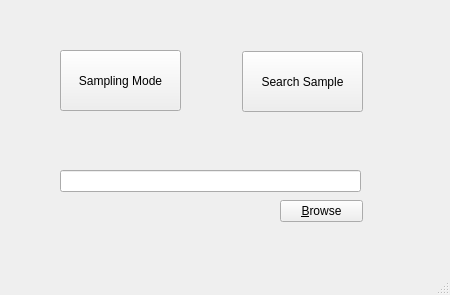
Above: src/app/ui/Main_Window.ui from KazuoCalvin/Graphene_Sampler before the change. Below: the same form after it.
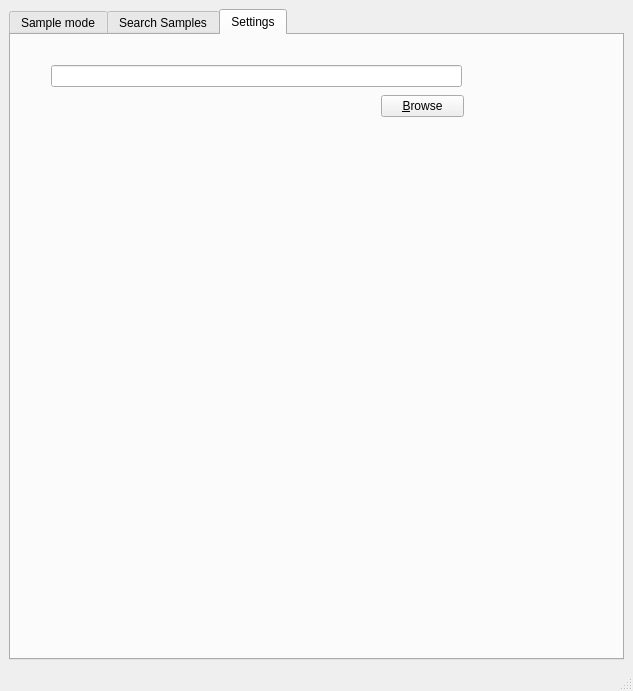
That is the form after the change. The open tabs and pages were chosen to show the change.

Commit message: tabs seems to work well.

Patch:
```diff
--- a/src/app/ui/Main_Window.ui
+++ b/src/app/ui/Main_Window.ui
@@ -6,46 +6,40 @@
    <rect>
     <x>0</x>
     <y>0</y>
-    <width>450</width>
-    <height>295</height>
+    <width>633</width>
+    <height>691</height>
    </rect>
   </property>
   <property name="windowTitle">
    <string>MainWindow</string>
   </property>
   <widget class="QWidget" name="centralwidget">
-   <widget class="QPushButton" name="sample_mode_button">
-    <property name="geometry">
-     <rect>
-      <x>60</x>
-      <y>50</y>
-      <width>121</width>
-      <height>61</height>
-     </rect>
-    </property>
-    <property name="text">
-     <string>Sampling Mode</string>
-    </property>
-   </widget>
-   <widget class="QPushButton" name="search_mode_button">
-    <property name="geometry">
-     <rect>
-      <x>242</x>
-      <y>51</y>
-      <width>121</width>
-      <height>61</height>
-     </rect>
-    </property>
-    <property name="text">
-     <string>Search Sample</string>
-    </property>
-   </widget>
+   <layout class="QVBoxLayout" name="verticalLayout">
+    <item>
+     <widget class="QTabWidget" name="mode_seletion_tabWidget">
+      <property name="currentIndex">
+       <number>0</number>
+      </property>
+      <widget class="QWidget" name="sample_mode_tab">
+       <attribute name="title">
+        <string>Sample mode</string>
+       </attribute>
+      </widget>
+      <widget class="QWidget" name="search_mode_tab">
+       <attribute name="title">
+        <string>Search Samples</string>
+       </attribute>
+      </widget>
+      <widget class="QWidget" name="settings_tab">
+       <attribute name="title">
+        <string>Settings</string>
+       </attribute>
    <widget class="QLineEdit" name="database_path_disp">
     <property name="geometry">
      <rect>
-      <x>60</x>
-      <y>170</y>
-      <width>301</width>
+          <x>40</x>
+          <y>30</y>
+          <width>411</width>
       <height>22</height>
      </rect>
     </property>
@@ -56,8 +50,8 @@
    <widget class="QPushButton" name="database_browse_button">
     <property name="geometry">
      <rect>
-      <x>280</x>
-      <y>200</y>
+          <x>370</x>
+          <y>60</y>
       <width>83</width>
       <height>22</height>
      </rect>
@@ -66,18 +60,10 @@
      <string>&amp;Browse</string>
     </property>
    </widget>
-   <widget class="QStackedWidget" name="stackedWidget">
-    <property name="geometry">
-     <rect>
-      <x>370</x>
-      <y>120</y>
-      <width>120</width>
-      <height>91</height>
-     </rect>
-    </property>
-    <widget class="QWidget" name="sample_mode"/>
-    <widget class="QWidget" name="search_mode"/>
-   </widget>
+      </widget>
+     </widget>
+    </item>
+   </layout>
   </widget>
   <widget class="QMenuBar" name="menubar">
    <property name="geometry">
```
Left out of the diff: 2 changed lines with no effect on the pictures. Lines whose indentation alone changed are shown as unchanged. The commit also changes 1 other file.
